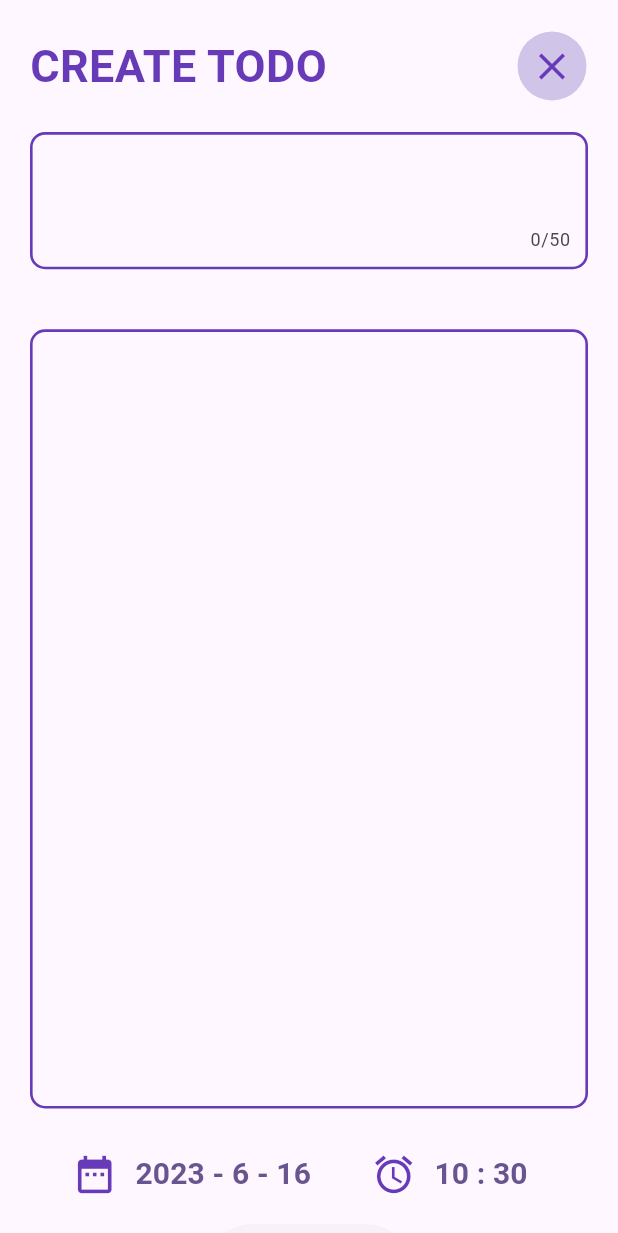
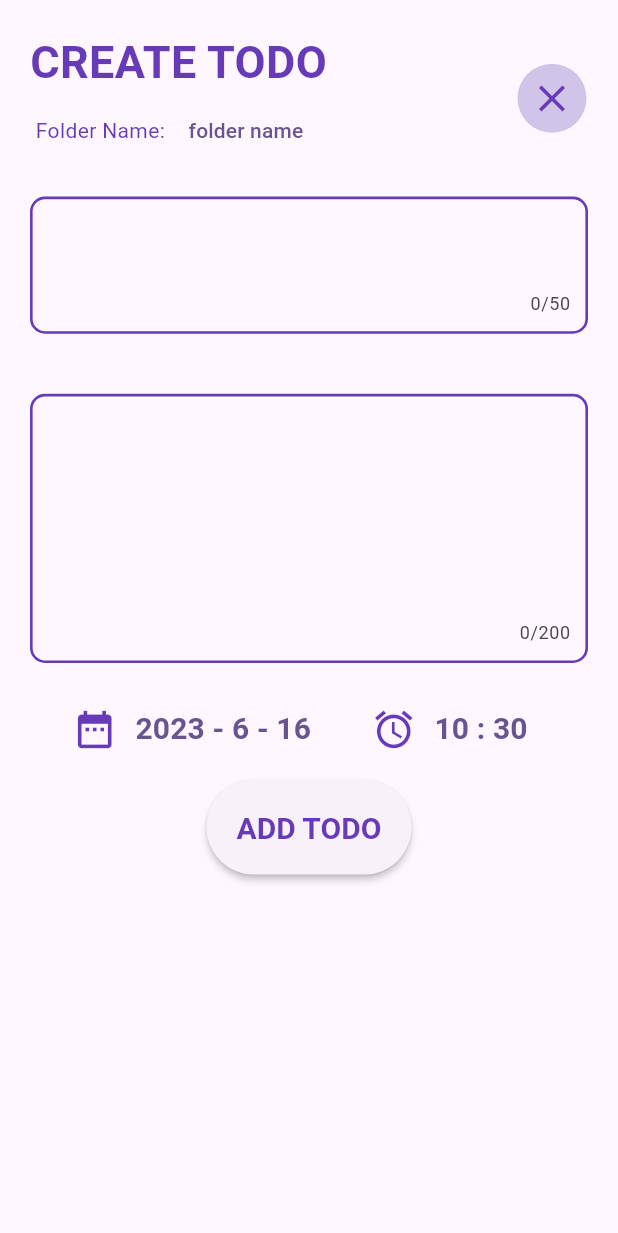
Before and after one commit to allen-codes/Todo-App, a Flutter app: the CreateToDo screen opened by its route, on a phone screen of 412 x 824 dp. Shown: the top 1233 px of the screen. Run offline on Flutter 3.47's test engine with Material 2 defaults, Android fonts, the phone set to English and light mode, and no system bars; our stand-ins replace cloud_firestore, firebase_core; accounts and stored records are empty.

Commit message:
added button for selected folder

```diff
--- a/lib/custom-widgets/taskCard.dart
+++ b/lib/custom-widgets/taskCard.dart
@@ -64,8 +64,8 @@ class _TodocardState extends State<Todocard> {
                       child: Container(
                           padding: const EdgeInsets.all(5),
                           color: Colors.deepPurple,
-                          child: const Text(
-                            "YYYY-MM-DD",
+                          child: Text(
+                            "${todo.duedate!.year}-${todo.duedate!.month}-${todo.duedate!.day}",
                             style: TextStyle(fontSize: 10, color: Colors.white),
                           )),
                     ),
--- a/lib/screens/create_todo.dart
+++ b/lib/screens/create_todo.dart
@@ -22,27 +22,56 @@ class _CreateToDoState extends State<CreateToDo> {
             key: key,
             child: Column(
               children: [
-
                 Row(
                   mainAxisAlignment: MainAxisAlignment.spaceBetween,
                   children: [
-
-                    Align(
-                      alignment: Alignment.topLeft,
-                      child: Text(
+                    Column(
+                      children: [
+                        const Text(
                           "CREATE TODO",
                           style: TextStyle(
                               color: Colors.deepPurple,
                               fontWeight: FontWeight.bold,
-                          fontSize: 30
+                              fontSize: 30),
                         ),
+                        Row(
+                          children: [
+                            Text("Folder Name: ", style: TextStyle(color: Colors.deepPurple,),),
+                            TextButton(
+                              child: const Text("folder name"),
+                              onPressed: () {
+                                showDialog(
+                                  context: context,
+                                  builder: (BuildContext context) {
+                                    return AlertDialog(
+                                      title: Text('Select Folder'),
+                                      content: Text('Folders'),
+                                      actions: [
+                                        ElevatedButton(
+                                          onPressed: () {
+                                            // Close the dialog
+                                            Navigator.pop(context);
+                                          },
+                                          child: Text('Close'),
                                         ),
+                                      ],
+                                    );
+                                  },
+                                );
+                              },
                             ),
-                    Align(
-                      alignment: Alignment.topRight,
-                      child: IconButton.filled(onPressed: () {}, icon: Icon(Icons.close),
+                          ],
+                        ),
+                      ],
+                    ),
+                    IconButton.filled(
+                      onPressed: () {},
+                      icon: const Icon(Icons.close),
                       color: Colors.deepPurple,
-                        style: ButtonStyle(iconSize:  const MaterialStatePropertyAll(30), backgroundColor: MaterialStatePropertyAll(Colors.deepPurple.shade100)),)
+                      style: ButtonStyle(
+                          iconSize: const MaterialStatePropertyAll(30),
+                          backgroundColor: MaterialStatePropertyAll(
+                              Colors.deepPurple.shade100)),
                     ),
                   ],
                 ),
@@ -55,6 +84,7 @@ class _CreateToDoState extends State<CreateToDo> {
                         borderRadius:
                             const BorderRadius.all(Radius.circular(10))),
                     child: TextFormField(
+                      textAlignVertical: TextAlignVertical.center,
                       maxLength: 50,
                       decoration: const InputDecoration(
                         border: InputBorder.none,
@@ -70,7 +100,8 @@ class _CreateToDoState extends State<CreateToDo> {
                       borderRadius:
                           const BorderRadius.all(Radius.circular(10))),
                   child: TextFormField(
-                    maxLines: 20,
+                    maxLength: 200,
+                    maxLines: 5,
                     decoration: const InputDecoration(
                       border: InputBorder.none,
                     ),
@@ -79,9 +110,9 @@ class _CreateToDoState extends State<CreateToDo> {
                 Row(
                   mainAxisAlignment: MainAxisAlignment.spaceEvenly,
                   crossAxisAlignment: CrossAxisAlignment.center,
-
                   children: [
-                    Row(children: [
+                    Row(
+                      children: [
                         const Icon(Icons.date_range,
                             size: 30,
                             color: Colors.deepPurple,
@@ -107,14 +138,14 @@ class _CreateToDoState extends State<CreateToDo> {
                             }
                           },
                         ),
-                    ],),
-
-                    Row(children: [
+                      ],
+                    ),
+                    Row(
+                      children: [
                         const Icon(Icons.alarm,
                             size: 30,
                             color: Colors.deepPurple,
                             shadows: [Shadow(color: Colors.black)]),
-
                         TextButton(
                           child: Text(
                             "${selectedTime.hour} : ${selectedDate.minute}",
@@ -122,7 +153,8 @@ class _CreateToDoState extends State<CreateToDo> {
                                 fontSize: 20, fontWeight: FontWeight.bold),
                           ),
                           onPressed: () async {
-                        final TimeOfDay? time = await showTimePicker(context: context, initialTime: selectedTime);
+                            final TimeOfDay? time = await showTimePicker(
+                                context: context, initialTime: selectedTime);
                             if (time != null) {
                               [
                                 setState(() {
@@ -132,18 +164,21 @@ class _CreateToDoState extends State<CreateToDo> {
                             }
                           },
                         ),
-                    ],)
+                      ],
+                    )
                   ],
                 ),
-                SizedBox(height: 10,),
+                SizedBox(
+                  height: 10,
+                ),
                 ElevatedButton(
                   onPressed: () {},
-
                   child: const Text("ADD TODO"),
                   style: const ButtonStyle(
                       // shadowColor: MaterialStatePropertyAll(Colors.black),
 
-                      foregroundColor: MaterialStatePropertyAll(Colors.deepPurple),
+                      foregroundColor:
+                          MaterialStatePropertyAll(Colors.deepPurple),
                       elevation: MaterialStatePropertyAll(2),
                       textStyle: MaterialStatePropertyAll(
                           TextStyle(fontSize: 20, fontWeight: FontWeight.bold)),
```
Lines whose indentation alone changed are shown as unchanged.
